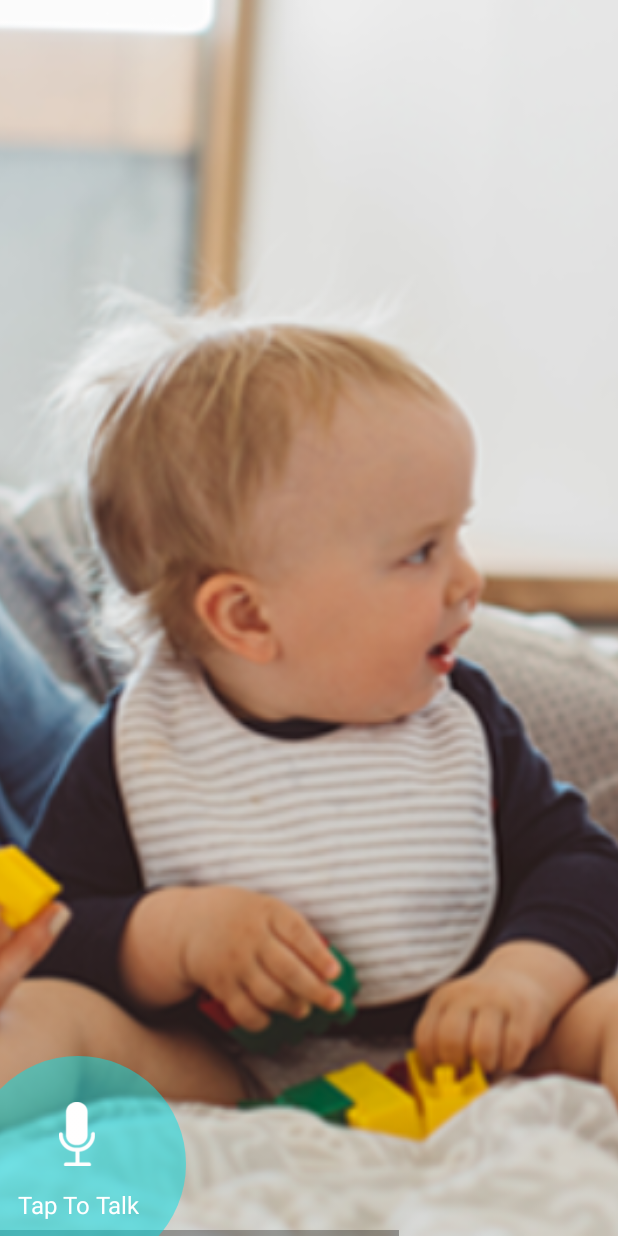
After one commit to hieplebstar/hubble, an Android app: the layout fragment_device_feature.xml on its own in the app's theme, with its tools: preview values and no code run, on a phone screen of 412 x 824 dp. The commit adds this screen. Run offline under Robolectric (Android 15) with nearby library versions, the phone set to English and light mode, and no system bars.

Commit message:
create device feature ui

```diff
--- a/app/build.gradle
+++ b/app/build.gradle
@@ -35,5 +35,7 @@ dependencies {
     provided "org.projectlombok:lombok:1.16.6"
     apt "org.projectlombok:lombok:1.16.6"
     compile 'me.relex:circleindicator:1.2.2@aar'
+    compile 'com.badoo.mobile:android-weak-handler:1.1'
+    compile 'com.oguzdev:CircularFloatingActionMenu:1.0.2'
     testCompile 'junit:junit:4.12'
 }
--- /dev/null
+++ b/app/src/main/res/drawable/menu_circle_accent_radius.xml
@@ -0,0 +1,6 @@
+<?xml version="1.0" encoding="utf-8"?>
+<shape xmlns:android="http://schemas.android.com/apk/res/android"
+    android:shape="oval">
+    <solid
+        android:color="@color/colorAccent_50"/>
+</shape>
--- /dev/null
+++ b/app/src/main/res/drawable/menu_circle_hold_radius.xml
@@ -0,0 +1,6 @@
+<?xml version="1.0" encoding="utf-8"?>
+<shape xmlns:android="http://schemas.android.com/apk/res/android"
+    android:shape="oval">
+    <solid
+        android:color="@color/yellow_50"/>
+</shape>
--- /dev/null
+++ b/app/src/main/res/layout/fragment_device_feature.xml
@@ -0,0 +1,51 @@
+<?xml version="1.0" encoding="utf-8"?>
+<RelativeLayout xmlns:android="http://schemas.android.com/apk/res/android"
+    android:layout_width="match_parent"
+    android:layout_height="match_parent">
+
+
+    <HorizontalScrollView
+        android:layout_width="match_parent"
+        android:layout_height="match_parent">
+
+        <LinearLayout
+            android:layout_width="wrap_content"
+            android:layout_height="match_parent">
+
+            <ImageView
+                android:id="@+id/imageview_device_feature"
+                android:layout_width="match_parent"
+                android:layout_height="match_parent"
+                android:scaleType="centerCrop"
+                android:src="@drawable/camera_default_bg" />
+        </LinearLayout>
+    </HorizontalScrollView>
+
+    <LinearLayout
+        android:id="@+id/linearlayout_feature_container_device_feature"
+        android:layout_width="@dimen/Android_Design_rhythmThree"
+        android:layout_height="@dimen/Android_Design_rhythmThree"
+        android:layout_alignParentBottom="true"
+        android:layout_marginBottom="-24dp"
+        android:layout_marginLeft="-20dp"
+        android:background="@drawable/menu_circle_accent_radius"
+        android:orientation="vertical"
+        android:padding="@dimen/Android_Design_rhythmThird">
+
+        <ImageView
+            android:layout_width="@dimen/Android_Design_rhythmOneAndAHalf"
+            android:layout_height="@dimen/Android_Design_rhythmOneAndAHalf"
+            android:layout_gravity="center"
+            android:scaleType="fitXY"
+            android:src="@drawable/ic_mic" />
+
+        <TextView
+            android:id="@+id/textView"
+            android:layout_width="wrap_content"
+            android:layout_height="wrap_content"
+            android:layout_gravity="center"
+            android:gravity="center"
+            android:text="@string/tap_to_talk"
+            android:textAppearance="@style/App.TextAppearance.MediumWhite" />
+    </LinearLayout>
+</RelativeLayout>
--- a/app/src/main/res/values/colors.xml
+++ b/app/src/main/res/values/colors.xml
@@ -3,6 +3,7 @@
     <color name="colorPrimary">#3F51B5</color>
     <color name="colorPrimaryDark">#303F9F</color>
     <color name="colorAccent">#05e0e8</color>
+    <color name="colorAccent_50">#8005e0e8</color>
 
     <color name="black">#000000</color>
     <color name="black_90">#E6000000</color>
@@ -18,6 +19,7 @@
     <color name="white_text">#DCDCDC</color>
 
     <color name="yellow">#EABF61</color>
+    <color name="yellow_50">#80EABF61</color>
 
     <color name="green">#49BA00</color>
 
--- a/app/src/main/res/values/strings.xml
+++ b/app/src/main/res/values/strings.xml
@@ -29,4 +29,7 @@
 
     <!--Devices-->
     <string name="devices_label">Devices</string>
+
+    <!--Device feature-->
+    <string name="tap_to_talk">Tap To Talk</string>
 </resources>
```
Also changed, not shown: app/src/main/java/com/cinatic/demo2/fragments/devicefeature/DeviceFeatureFragment.java (+41 -27 lines), app/src/main/res/drawable/ic_mic.png (added), app/src/main/res/drawable/ic_plus.png (added).
